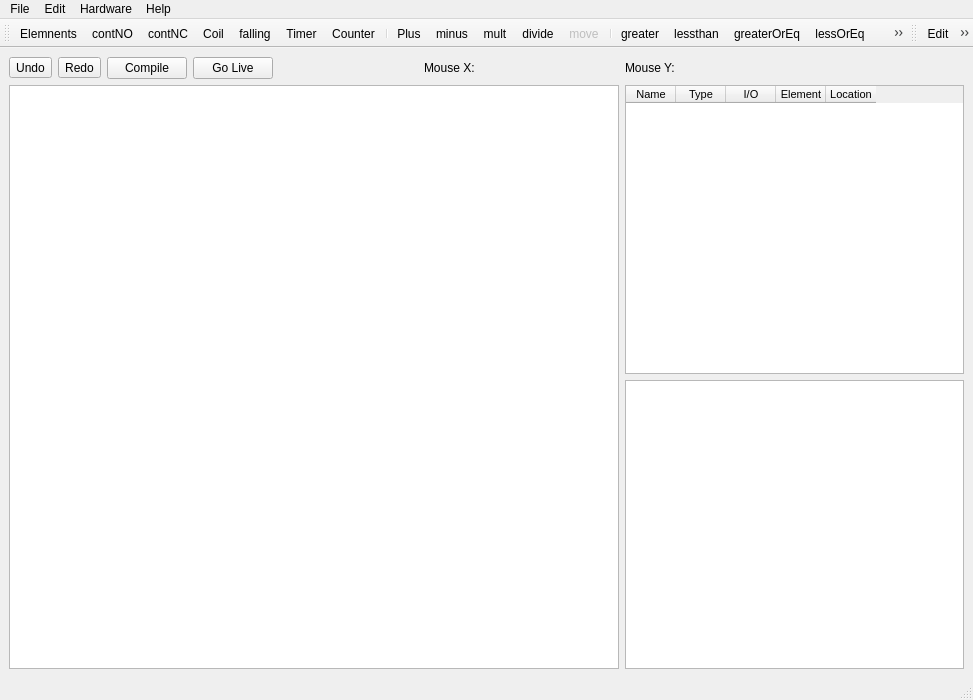
This is program/mainwindow.ui in mikeV02/WaltechCapstone as Qt 5 draws it before an edit. The edited form follows.
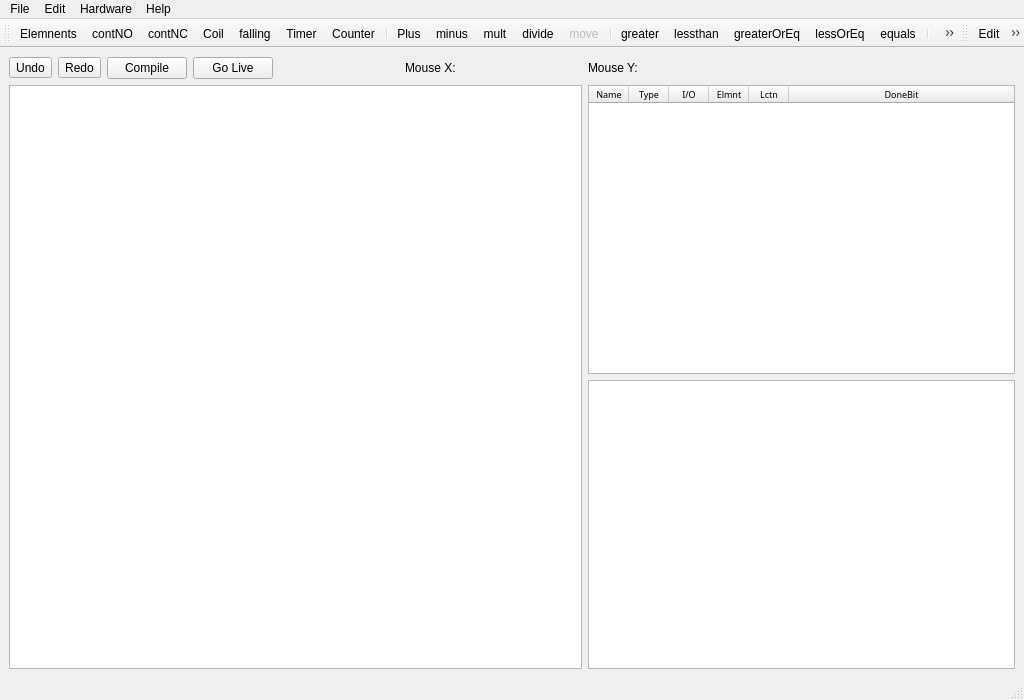
This is the edited form. Icons and pictures are not drawn.

The edit to the form file:
```diff
--- a/program/mainwindow.ui
+++ b/program/mainwindow.ui
@@ -6,16 +6,28 @@
    <rect>
     <x>0</x>
     <y>0</y>
-    <width>973</width>
+    <width>1024</width>
     <height>700</height>
    </rect>
   </property>
+  <property name="minimumSize">
+   <size>
+    <width>1024</width>
+    <height>700</height>
+   </size>
+  </property>
+  <property name="maximumSize">
+   <size>
+    <width>1024</width>
+    <height>700</height>
+   </size>
+  </property>
   <property name="windowTitle">
    <string>Waltech Ladder Maker</string>
   </property>
   <widget class="QWidget" name="centralwidget">
    <layout class="QGridLayout" name="gridLayout">
-    <item row="0" column="8">
+    <item row="0" column="9">
      <widget class="QLabel" name="label_4">
       <property name="text">
        <string/>
@@ -128,7 +140,7 @@
       </property>
      </widget>
     </item>
-    <item row="2" column="7" colspan="3">
+    <item row="2" column="7" colspan="4">
      <widget class="QTableWidget" name="tableWidget">
       <property name="sizePolicy">
        <sizepolicy hsizetype="Ignored" vsizetype="Expanding">
@@ -144,7 +156,8 @@
       </property>
       <property name="font">
        <font>
-        <pointsize>8</pointsize>
+        <family>Sans Serif</family>
+        <pointsize>7</pointsize>
        </font>
       </property>
       <property name="editTriggers">
@@ -169,15 +182,21 @@
        <bool>false</bool>
       </property>
       <property name="columnCount">
-       <number>5</number>
+       <number>6</number>
       </property>
       <attribute name="horizontalHeaderDefaultSectionSize">
-       <number>50</number>
+       <number>40</number>
       </attribute>
       <attribute name="horizontalHeaderMinimumSectionSize">
        <number>20</number>
       </attribute>
       <attribute name="horizontalHeaderStretchLastSection">
+       <bool>true</bool>
+      </attribute>
+      <attribute name="verticalHeaderVisible">
+       <bool>false</bool>
+      </attribute>
+      <attribute name="verticalHeaderStretchLastSection">
        <bool>false</bool>
       </attribute>
       <column>
@@ -197,17 +216,22 @@
       </column>
       <column>
        <property name="text">
-        <string>Element</string>
+        <string>Elmnt</string>
        </property>
       </column>
       <column>
        <property name="text">
-        <string>Location</string>
+        <string>Lctn</string>
+       </property>
+      </column>
+      <column>
+       <property name="text">
+        <string>DoneBit</string>
        </property>
       </column>
      </widget>
     </item>
-    <item row="3" column="7" colspan="3">
+    <item row="3" column="7" colspan="4">
      <widget class="QTextBrowser" name="textBrowser">
       <property name="sizePolicy">
        <sizepolicy hsizetype="Preferred" vsizetype="Expanding">
@@ -265,8 +289,8 @@
     <rect>
      <x>0</x>
      <y>0</y>
-     <width>973</width>
-     <height>20</height>
+     <width>1024</width>
+     <height>23</height>
     </rect>
    </property>
    <widget class="QMenu" name="menuFile">
```
